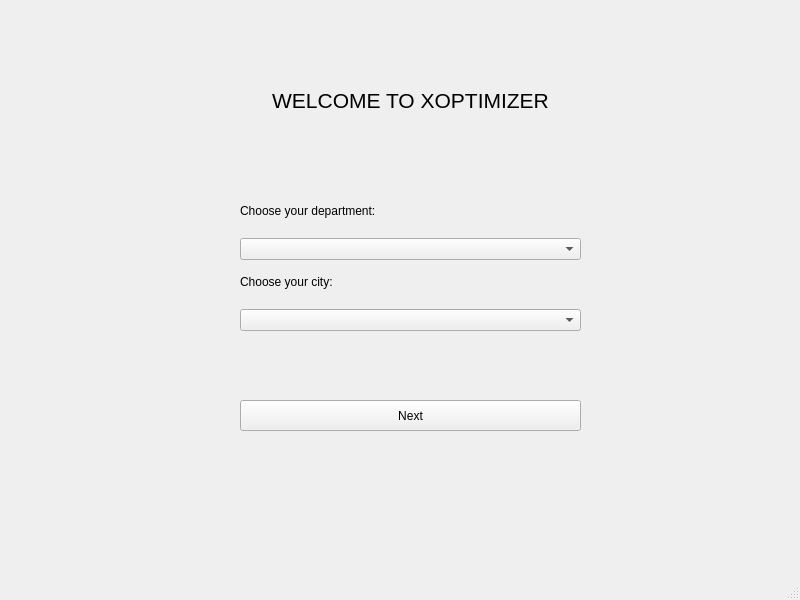
First picture: the form in GUI_merged/xoptimizer.ui, repository Philippe-Guyard/XOptimizer, before the edit.
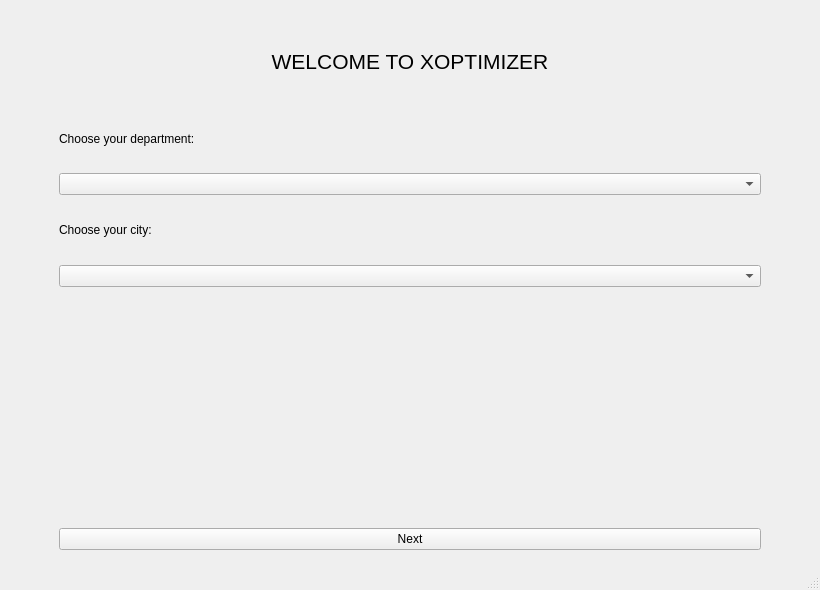
Second picture: the form after the edit. The open tabs and pages were chosen to show the change.

Commit message:
Made design responsive
Using vertical and horizontal layouts made it so that the window is responsive a.k.a. when you shrink the window, the content shrinks with it.

The edit to the form file:
```diff
--- a/GUI_merged/xoptimizer.ui
+++ b/GUI_merged/xoptimizer.ui
@@ -6,80 +6,32 @@
    <rect>
     <x>0</x>
     <y>0</y>
-    <width>800</width>
-    <height>600</height>
+    <width>820</width>
+    <height>590</height>
    </rect>
   </property>
   <property name="windowTitle">
    <string>XOptimizer</string>
   </property>
   <widget class="QWidget" name="centralwidget">
+   <layout class="QVBoxLayout" name="verticalLayout_10">
+    <item>
    <widget class="QStackedWidget" name="stackedWidget">
-    <property name="geometry">
-     <rect>
-      <x>0</x>
-      <y>0</y>
-      <width>801</width>
-      <height>571</height>
-     </rect>
-    </property>
     <property name="currentIndex">
      <number>0</number>
     </property>
     <widget class="QWidget" name="page_3">
-     <widget class="QWidget" name="layoutWidget">
-      <property name="geometry">
-       <rect>
-        <x>240</x>
-        <y>260</y>
-        <width>341</width>
-        <height>71</height>
-       </rect>
-      </property>
-      <layout class="QVBoxLayout" name="verticalLayout_2">
-       <item>
-        <widget class="QLabel" name="label_2">
-         <property name="text">
-          <string>Choose your city:</string>
-         </property>
-        </widget>
-       </item>
+       <layout class="QVBoxLayout" name="verticalLayout_5" stretch="1,1,1,3">
+        <property name="leftMargin">
+         <number>50</number>
+        </property>
+        <property name="rightMargin">
+         <number>50</number>
+        </property>
        <item>
-        <widget class="QComboBox" name="CitycomboBox_2"/>
-       </item>
-      </layout>
-     </widget>
-     <widget class="QWidget" name="layoutWidget_2">
-      <property name="geometry">
-       <rect>
-        <x>240</x>
-        <y>190</y>
-        <width>341</width>
-        <height>70</height>
-       </rect>
-      </property>
-      <layout class="QVBoxLayout" name="verticalLayout">
+         <layout class="QVBoxLayout" name="verticalLayout_4">
        <item>
-        <widget class="QLabel" name="label">
-         <property name="text">
-          <string>Choose your department:</string>
-         </property>
-        </widget>
-       </item>
-       <item>
-        <widget class="QComboBox" name="DepartmentcomboBox"/>
-       </item>
-      </layout>
-     </widget>
      <widget class="QLabel" name="label_3">
-      <property name="geometry">
-       <rect>
-        <x>240</x>
-        <y>80</y>
-        <width>341</width>
-        <height>41</height>
-       </rect>
-      </property>
       <property name="font">
        <font>
         <pointsize>16</pointsize>
@@ -94,19 +46,62 @@
        <set>Qt::AlignCenter</set>
       </property>
      </widget>
+          </item>
+         </layout>
+        </item>
+        <item>
+         <layout class="QVBoxLayout" name="verticalLayout">
+          <item>
+           <widget class="QLabel" name="label">
+            <property name="text">
+             <string>Choose your department:</string>
+            </property>
+           </widget>
+          </item>
+          <item>
+           <widget class="QComboBox" name="DepartmentcomboBox"/>
+          </item>
+         </layout>
+        </item>
+        <item>
+         <layout class="QVBoxLayout" name="verticalLayout_2">
+          <item>
+           <widget class="QLabel" name="label_2">
+            <property name="text">
+             <string>Choose your city:</string>
+            </property>
+           </widget>
+          </item>
+          <item>
+           <widget class="QComboBox" name="CitycomboBox_2"/>
+          </item>
+         </layout>
+        </item>
+        <item>
+         <layout class="QVBoxLayout" name="verticalLayout_11">
+          <item>
+           <spacer name="verticalSpacer">
+            <property name="orientation">
+             <enum>Qt::Vertical</enum>
+            </property>
+            <property name="sizeHint" stdset="0">
+             <size>
+              <width>20</width>
+              <height>40</height>
+             </size>
+            </property>
+           </spacer>
+          </item>
+          <item>
      <widget class="QPushButton" name="NextButton">
-      <property name="geometry">
-       <rect>
-        <x>240</x>
-        <y>400</y>
-        <width>341</width>
-        <height>31</height>
-       </rect>
-      </property>
       <property name="text">
        <string>Next</string>
       </property>
      </widget>
+          </item>
+         </layout>
+        </item>
+       </layout>
     </widget>
     <widget class="QWidget" name="page_2">
      <widget class="QLabel" name="loaderlabel">
@@ -202,6 +197,8 @@
     <widget class="QWidget" name="page"/>
     <widget class="QWidget" name="page_5"/>
    </widget>
+    </item>
+   </layout>
   </widget>
   <widget class="QMenuBar" name="menubar">
    <property name="geometry">
```
Left out of the diff: 142 changed lines with no effect on the pictures. Lines whose indentation alone changed are shown as unchanged. The commit also changes 3 other files.
